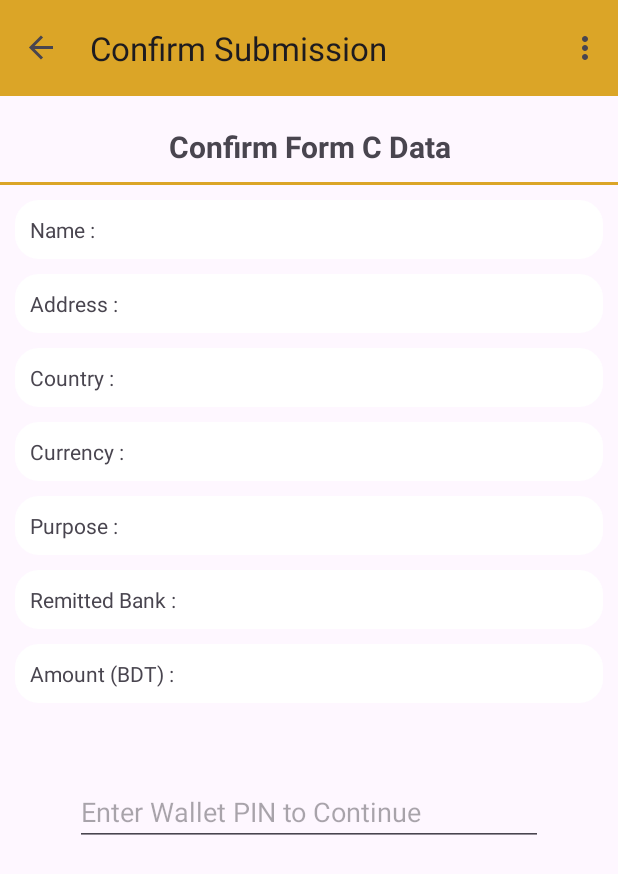
After one commit to palashcse2k8/AndroidBasics, an Android app: the FormCConfirmFragment screen opened through its navigation route, on a phone screen of 412 x 824 dp. The commit adds this screen. Shown: the top 874 px of the screen. Run offline under Robolectric (Android 15) with nearby library versions, the phone set to English and light mode, and no system bars; our stand-ins replace navigation-ui.

Commit message:
Form C started

```diff
--- /dev/null
+++ b/app/src/main/java/com/example/androidbasics/FormC/FormCConfirmFragment.java
@@ -0,0 +1,38 @@
+package com.example.androidbasics.FormC;
+
+import androidx.lifecycle.ViewModelProvider;
+
+import android.os.Bundle;
+
+import androidx.annotation.NonNull;
+import androidx.annotation.Nullable;
+import androidx.fragment.app.Fragment;
+
+import android.view.LayoutInflater;
+import android.view.View;
+import android.view.ViewGroup;
+
+import com.example.androidbasics.R;
+import com.example.androidbasics.databinding.FragmentFormCBinding;
+import com.example.androidbasics.databinding.FragmentFormCConfirmBinding;
+
+public class FormCConfirmFragment extends Fragment {
+
+    FragmentFormCConfirmBinding binding;
+
+    public static FormCConfirmFragment newInstance() {
+        return new FormCConfirmFragment();
+    }
+
+    @Override
+    public View onCreateView(@NonNull LayoutInflater inflater, @Nullable ViewGroup container,
+                             @Nullable Bundle savedInstanceState) {
+        binding = FragmentFormCConfirmBinding.inflate(inflater, container, false);
+        return binding.getRoot();
+    }
+
+    @Override
+    public void onViewCreated(@NonNull View view, @Nullable Bundle savedInstanceState) {
+        super.onViewCreated(view, savedInstanceState);
+    }
+}
--- a/app/src/main/java/com/example/androidbasics/MainActivity.java
+++ b/app/src/main/java/com/example/androidbasics/MainActivity.java
@@ -32,6 +32,7 @@ public class MainActivity extends AppCompatActivity {
         NavController navController = Navigation.findNavController(this, R.id.nav_host_fragment_content_main);
         appBarConfiguration = new AppBarConfiguration.Builder(navController.getGraph()).build();
         NavigationUI.setupActionBarWithNavController(this, navController, appBarConfiguration);
+
     }
 
     @Override
@@ -80,7 +81,7 @@ public class MainActivity extends AppCompatActivity {
             ((PsrSubmissionFragment) fragment).showExitConfirmationDialog("Toolbar Back Button");
 //            yourFragment.showExitConfirmationDialog("Toolbar Back Button");
         } else {
-            if(navController.getCurrentDestination() != null)
+            if (navController.getCurrentDestination() != null)
                 Log.d("Palash", navController.getCurrentDestination().getDisplayName());
             super.onBackPressed();
         }
--- /dev/null
+++ b/app/src/main/res/layout/fragment_form_c_confirm.xml
@@ -0,0 +1,190 @@
+<?xml version="1.0" encoding="utf-8"?>
+<LinearLayout xmlns:android="http://schemas.android.com/apk/res/android"
+    xmlns:app="http://schemas.android.com/apk/res-auto"
+    xmlns:tools="http://schemas.android.com/tools"
+    android:layout_width="match_parent"
+    android:layout_height="match_parent"
+    android:orientation="vertical"
+    tools:context=".FormC.FormCConfirmFragment">
+
+    <TextView
+        android:layout_width="wrap_content"
+        android:layout_height="wrap_content"
+        android:layout_marginTop="10dp"
+        android:layout_gravity="center"
+        android:textAlignment="center"
+        android:textSize="20sp"
+        android:padding="10dp"
+        android:textStyle="bold"
+        android:text="Confirm Form C Data"/>
+
+    <View
+        android:layout_width="match_parent"
+        android:layout_height="2dp"
+        android:background="#DBA527"
+        android:layout_centerHorizontal="true"
+        android:layout_centerVertical="true" />
+
+    <LinearLayout
+        android:layout_width="match_parent"
+        android:layout_height="wrap_content"
+        android:layout_marginTop="10dp"
+        android:layout_marginHorizontal="10dp"
+        android:background="@drawable/rounded_corner_view"
+        android:backgroundTint="@color/white"
+        android:padding="10dp"
+        android:orientation="horizontal">
+
+        <TextView
+            android:layout_width="0dp"
+            android:layout_weight="5"
+            android:layout_height="wrap_content"
+            android:text="@string/name"/>
+        <TextView
+            android:id="@+id/tv_name"
+            android:layout_width="0dp"
+            android:layout_weight="5"
+            android:layout_height="wrap_content"/>
+    </LinearLayout>
+
+    <LinearLayout
+        android:layout_width="match_parent"
+        android:layout_height="wrap_content"
+        android:layout_marginTop="10dp"
+        android:layout_marginHorizontal="10dp"
+        android:background="@drawable/rounded_corner_view"
+        android:backgroundTint="@color/white"
+        android:padding="10dp"
+        android:orientation="horizontal">
+
+        <TextView
+            android:layout_width="0dp"
+            android:layout_weight="5"
+            android:layout_height="wrap_content"
+            android:text="Address : "/>
+        <TextView
+            android:id="@+id/tv_address"
+            android:layout_width="0dp"
+            android:layout_weight="5"
+            android:layout_height="wrap_content"/>
+    </LinearLayout>
+
+    <LinearLayout
+        android:layout_width="match_parent"
+        android:layout_height="wrap_content"
+        android:layout_marginTop="10dp"
+        android:layout_marginHorizontal="10dp"
+        android:background="@drawable/rounded_corner_view"
+        android:backgroundTint="@color/white"
+        android:padding="10dp"
+        android:orientation="horizontal">
+
+        <TextView
+            android:layout_width="0dp"
+            android:layout_weight="5"
+            android:layout_height="wrap_content"
+            android:text="Country : "/>
+        <TextView
+            android:id="@+id/tv_country"
+            android:layout_width="0dp"
+            android:layout_weight="5"
+            android:layout_height="wrap_content"/>
+    </LinearLayout>
+    <LinearLayout
+        android:layout_width="match_parent"
+        android:layout_height="wrap_content"
+        android:layout_marginTop="10dp"
+        android:layout_marginHorizontal="10dp"
+        android:background="@drawable/rounded_corner_view"
+        android:backgroundTint="@color/white"
+        android:padding="10dp"
+        android:orientation="horizontal">
+
+        <TextView
+            android:layout_width="0dp"
+            android:layout_weight="5"
+            android:layout_height="wrap_content"
+            android:text="Currency : "/>
+        <TextView
+            android:id="@+id/tv_currency"
+            android:layout_width="0dp"
+            android:layout_weight="5"
+            android:layout_height="wrap_content"/>
+    </LinearLayout>
+    <LinearLayout
+        android:layout_width="match_parent"
+        android:layout_height="wrap_content"
+        android:layout_marginTop="10dp"
+        android:layout_marginHorizontal="10dp"
+        android:background="@drawable/rounded_corner_view"
+        android:backgroundTint="@color/white"
+        android:padding="10dp"
+        android:orientation="horizontal">
+
+        <TextView
+            android:layout_width="0dp"
+            android:layout_weight="5"
+            android:layout_height="wrap_content"
+            android:text="Purpose : "/>
+        <TextView
+            android:id="@+id/tv_purpose"
+            android:layout_width="0dp"
+            android:layout_weight="5"
+            android:layout_height="wrap_content"/>
+    </LinearLayout>
+    <LinearLayout
+        android:layout_width="match_parent"
+        android:layout_height="wrap_content"
+        android:layout_marginTop="10dp"
+        android:layout_marginHorizontal="10dp"
+        android:background="@drawable/rounded_corner_view"
+        android:backgroundTint="@color/white"
+        android:padding="10dp"
+        android:orientation="horizontal">
+
+        <TextView
+            android:layout_width="0dp"
+            android:layout_weight="5"
+            android:layout_height="wrap_content"
+            android:text="Remitted Bank : "/>
+        <TextView
+            android:id="@+id/tv_bank"
+            android:layout_width="0dp"
+            android:layout_weight="5"
+            android:layout_height="wrap_content"/>
+    </LinearLayout>
+
+    <LinearLayout
+        android:layout_width="match_parent"
+        android:layout_height="wrap_content"
+        android:layout_marginTop="10dp"
+        android:layout_marginHorizontal="10dp"
+        android:background="@drawable/rounded_corner_view"
+        android:backgroundTint="@color/white"
+        android:padding="10dp"
+        android:orientation="horizontal">
+
+        <TextView
+            android:layout_width="0dp"
+            android:layout_weight="5"
+            android:layout_height="wrap_content"
+            android:text="Amount (BDT) : "/>
+        <TextView
+            android:id="@+id/tv_amount"
+            android:layout_width="0dp"
+            android:layout_weight="5"
+            android:layout_height="wrap_content"/>
+    </LinearLayout>
+
+
+    <EditText
+        android:layout_width="match_parent"
+        android:layout_height="wrap_content"
+        android:layout_marginTop="50dp"
+        android:layout_marginHorizontal="50dp"
+        android:inputType="number"
+        android:hint="Enter Wallet PIN to Continue"/>
+
+
+
+</LinearLayout>
--- a/app/src/main/res/layout/layout_searchable_spinner.xml
+++ b/app/src/main/res/layout/layout_searchable_spinner.xml
@@ -9,8 +9,8 @@
         android:layout_width="wrap_content"
         android:layout_height="wrap_content"
         android:textSize="25sp"
-        android:fontFamily="monospace"
-        android:text="Select Number or Search"
+        android:fontFamily="sans-serif-condensed-medium"
+        android:text="Select Country or Search"
         />
     <EditText
         android:id="@+id/editText_of_searchableSpinner"
--- a/app/src/main/res/navigation/nav_graph.xml
+++ b/app/src/main/res/navigation/nav_graph.xml
@@ -89,12 +89,24 @@
         tools:layout="@layout/fragment_form_c">
 
         <action
-            android:id="@+id/action_enter_psr_module"
-            app:destination="@id/action_home" />
+            android:id="@+id/action_form_c_confrim"
+            app:destination="@id/FormCConfirmFragment" />
 
         <action
             android:id="@+id/action_enter_from_c_module"
             app:destination="@id/action_home" />
     </fragment>
 
+    <fragment
+        android:id="@+id/FormCConfirmFragment"
+        android:name="com.example.androidbasics.FormC.FormCConfirmFragment"
+        android:label="Confirm Submission"
+        tools:layout="@layout/fragment_form_c">
+
+        <action
+            android:id="@+id/action_form_c_confrim"
+            app:destination="@id/action_home" />
+
+    </fragment>
+
 </navigation>
--- a/app/src/main/res/values/strings.xml
+++ b/app/src/main/res/values/strings.xml
@@ -74,4 +74,6 @@
     <string name="share">Share</string>
     <string name="done">DONE</string>
     <string name="submission_report_viewer">submission report viewer</string>
+    <string name="dummy_button">Dummy Button</string>
+    <string name="dummy_content">DUMMY\nCONTENT</string>
 </resources>
```
Also changed, not shown: app/src/main/java/com/example/androidbasics/FormC/FormCFragment.java (+8 -30 lines), app/src/main/java/com/example/androidbasics/FormC/FormCViewModel.java (added, +58 -0 lines), app/src/main/res/layout/fragment_form_c.xml (+7 -1 lines), app/src/main/res/layout/linear_layout_with_vertical_textview.xml (added, +24 -0 lines).
